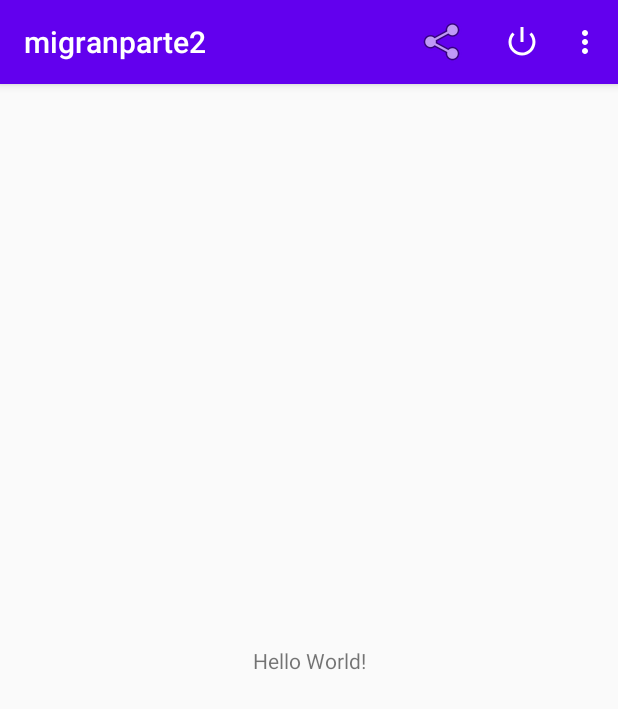
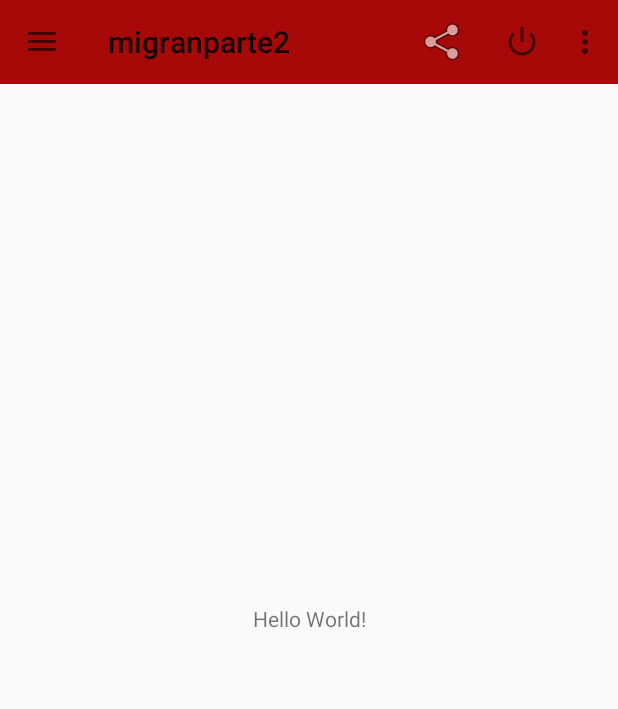
Before and after one commit to Nilder/migranparte2, an Android app: the screen it shows after launch (MainActivity), on a phone screen of 412 x 824 dp. Shown: the top 709 px of the screen. Run offline under Robolectric (Android 15) with nearby library versions, the phone set to English and light mode, and no system bars.

Commit message:
Añadiendo Menu lateral con material components - navigationview

```diff
--- a/app/build.gradle
+++ b/app/build.gradle
@@ -29,5 +29,5 @@ dependencies {
     testImplementation 'junit:junit:4.12'
     androidTestImplementation 'androidx.test.ext:junit:1.1.1'
     androidTestImplementation 'androidx.test.espresso:espresso-core:3.2.0'
-
+    implementation 'com.google.android.material:material:1.0.0-rc01'
 }
--- a/app/src/main/java/com/example/migranparte2/MainActivity.java
+++ b/app/src/main/java/com/example/migranparte2/MainActivity.java
@@ -1,18 +1,84 @@
 package com.example.migranparte2;
 
+import androidx.appcompat.app.ActionBarDrawerToggle;
 import androidx.appcompat.app.AppCompatActivity;
+import androidx.appcompat.widget.Toolbar;
+import androidx.core.view.GravityCompat;
+import androidx.drawerlayout.widget.DrawerLayout;
 
 import android.content.Intent;
 import android.os.Bundle;
 import android.view.Menu;
 import android.view.MenuItem;
 
-public class MainActivity extends AppCompatActivity {
+import com.google.android.material.navigation.NavigationView;
+
+
+public class MainActivity extends AppCompatActivity implements NavigationView.OnNavigationItemSelectedListener {
 
     @Override
     protected void onCreate(Bundle savedInstanceState) {
         super.onCreate(savedInstanceState);
-        setContentView(R.layout.activity_main);
+        setContentView(R.layout.drawerlayout);
+        Toolbar toolbar = (Toolbar) findViewById(R.id.toolbar);
+        setSupportActionBar(toolbar);
+// Navigation Drawer
+        DrawerLayout drawer = (DrawerLayout) findViewById(
+                R.id.drawer_layout);
+        ActionBarDrawerToggle toggle = new ActionBarDrawerToggle(this,
+                drawer, toolbar, R.string.drawer_open, R.string. drawer_close);
+        drawer.addDrawerListener(toggle);
+        toggle.syncState();
+        NavigationView navigationView = (NavigationView) findViewById(
+                R.id.nav_view);
+        navigationView.setNavigationItemSelectedListener(this);
+    }
+
+    @SuppressWarnings("StatementWithEmptyBody")
+    @Override
+    public boolean onNavigationItemSelected(MenuItem item) {
+        switch (item.getItemId()) {
+            case R.id.nav_compartir:
+                Intent paramView;
+                paramView = new Intent("android.intent.action.SEND");
+                paramView.setType("text/plain");
+                paramView.putExtra("android.intent.extra.TEXT", "Descarga nuestra app de la PlayStore" +
+                        " \n" + "https://play.google.com/store/apps/details?id=app.product.demarktec.alo14_pasajero");
+                startActivity(Intent.createChooser(paramView, "Comparte Nuestro aplicativo"));
+                break;
+            case R.id.nav_salir:
+                finish();
+                break;
+            case R.id.nav_multimedia:
+                startActivity(new Intent(this, Multimedia.class));
+                break;
+            case R.id.nav_permisos:
+                startActivity(new Intent(this, Permisos.class));
+                break;
+            case R.id.nav_intenciones:
+                startActivity(new Intent(this, Intenciones.class));
+                break;
+            case R.id.nav_comunicacion:
+                startActivity(new Intent(this, Comunicacion1.class));
+                break;
+            default:
+                break;
+        }
+        DrawerLayout drawer = (DrawerLayout) findViewById(
+                R.id.drawer_layout);
+        drawer.closeDrawer(GravityCompat.START);
+        return true;
+    }
+
+    @Override
+    public void onBackPressed() {
+        DrawerLayout drawer = (DrawerLayout) findViewById(
+                R.id.drawer_layout);
+        if (drawer.isDrawerOpen(GravityCompat.START)) {
+            drawer.closeDrawer(GravityCompat.START);
+        } else {
+            super.onBackPressed();
+        }
     }
 
     @Override public boolean onCreateOptionsMenu(Menu menu) {
--- a/app/src/main/res/layout/activity_main.xml
+++ b/app/src/main/res/layout/activity_main.xml
@@ -5,6 +5,13 @@
     android:layout_width="match_parent"
     android:layout_height="match_parent"
     tools:context=".MainActivity">
+    <androidx.appcompat.widget.Toolbar
+        android:id="@+id/toolbar"
+        android:layout_width="match_parent"
+        android:layout_height="wrap_content"
+        android:minHeight="?attr/actionBarSize"
+        android:background="#a70909"
+        tools:ignore="MissingConstraints" />
 
     <TextView
         android:layout_width="wrap_content"
--- /dev/null
+++ b/app/src/main/res/layout/drawerlayout.xml
@@ -0,0 +1,22 @@
+<androidx.drawerlayout.widget.DrawerLayout
+    xmlns:android="http://schemas.android.com/apk/res/android"
+    xmlns:app="http://schemas.android.com/apk/res-auto"
+    android:id="@+id/drawer_layout"
+    android:layout_width="match_parent"
+    android:layout_height="match_parent"
+    android:fitsSystemWindows="true">
+    <!--El contenido de la actividad -->
+    <include
+        layout="@layout/activity_main"
+        android:layout_width="match_parent"
+        android:layout_height="match_parent" />
+    <!--El contenido del Navigation Drawer -->
+    <com.google.android.material.navigation.NavigationView
+        android:id="@+id/nav_view"
+        android:layout_width="wrap_content"
+        android:layout_height="match_parent"
+        android:layout_gravity="start"
+        android:fitsSystemWindows="true"
+        app:headerLayout="@layout/nav_header_main"
+        app:menu="@menu/menu2" />
+</androidx.drawerlayout.widget.DrawerLayout>
--- /dev/null
+++ b/app/src/main/res/menu/menu2.xml
@@ -0,0 +1,26 @@
+<menu xmlns:android="http://schemas.android.com/apk/res/android">
+    <group android:checkableBehavior="single">
+        <item android:id="@+id/nav_comunicacion"
+            android:icon="@android:drawable/ic_menu_gallery"
+            android:title="Comunicacion" />
+        <item android:id="@+id/nav_intenciones"
+            android:icon="@android:drawable/ic_menu_gallery"
+            android:title="Intenciones" />
+        <item android:id="@+id/nav_multimedia"
+            android:icon="@android:drawable/ic_menu_gallery"
+            android:title="Multimedia" />
+        <item android:id="@+id/nav_permisos"
+            android:icon="@android:drawable/ic_menu_gallery"
+            android:title="Permisos" />
+    </group>
+    <item android:title="Acciones adicionales">
+        <menu>
+            <item android:id="@+id/nav_compartir"
+                android:icon="@android:drawable/ic_menu_share"
+                android:title="Compartir" />
+            <item android:id="@+id/nav_salir"
+                android:icon="@android:drawable/ic_menu_manage"
+                android:title="Salir" />
+        </menu>
+    </item>
+</menu>
--- a/app/src/main/res/values/strings.xml
+++ b/app/src/main/res/values/strings.xml
@@ -1,3 +1,5 @@
 <resources>
     <string name="app_name">migranparte2</string>
+    <string name="drawer_open">abierto</string>
+    <string name="drawer_close">cerrado</string>
 </resources>
--- a/app/src/main/res/values/styles.xml
+++ b/app/src/main/res/values/styles.xml
@@ -1,6 +1,6 @@
 <resources>
     <!-- Base application theme. -->
-    <style name="AppTheme" parent="Theme.AppCompat.Light.DarkActionBar">
+    <style name="AppTheme" parent="Theme.AppCompat.Light.NoActionBar">
         <!-- Customize your theme here. -->
         <item name="colorPrimary">@color/colorPrimary</item>
         <item name="colorPrimaryDark">@color/colorPrimaryDark</item>
```
Also changed, not shown: app/src/main/res/layout/nav_header_main.xml (added, +30 -0 lines).
